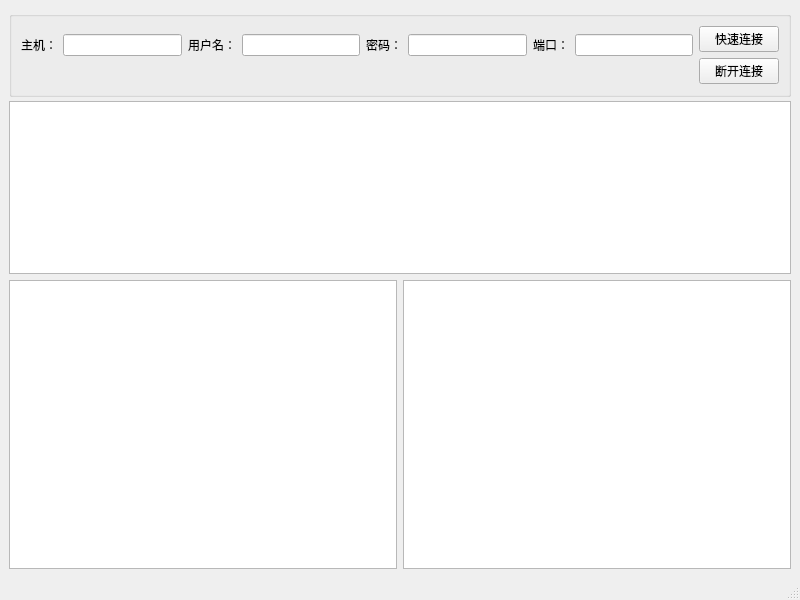
myosotisx/FTPClient-in-Cpp, file main_window.ui: the form before one commit.
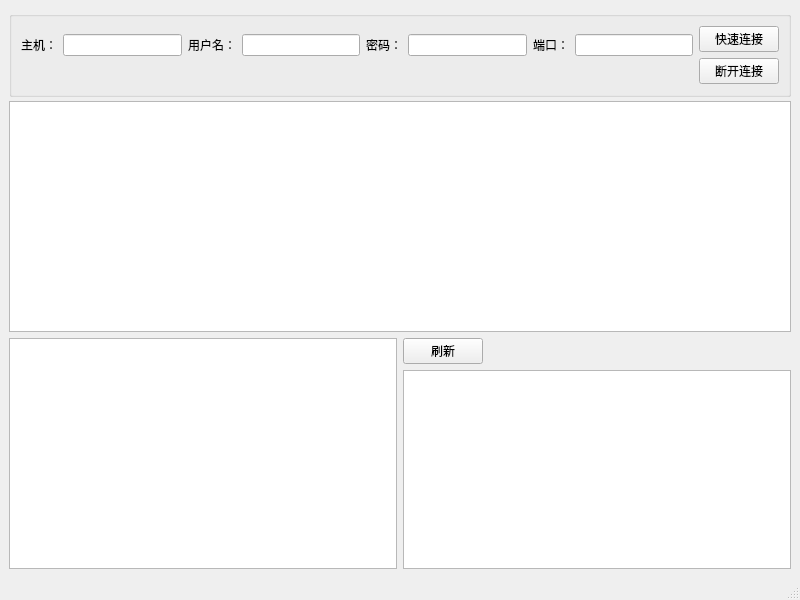
The form after the commit.

The edit to the form file:
```diff
--- a/main_window.ui
+++ b/main_window.ui
@@ -14,7 +14,7 @@
    <string>MainWindow</string>
   </property>
   <widget class="QWidget" name="centralwidget">
-   <layout class="QVBoxLayout" name="verticalLayout" stretch="1,3,5">
+   <layout class="QVBoxLayout" name="verticalLayout_4">
     <item>
      <widget class="QGroupBox" name="groupBox">
       <property name="minimumSize">
@@ -119,12 +119,40 @@
      <widget class="QTextBrowser" name="infoBroser"/>
     </item>
     <item>
-     <layout class="QHBoxLayout" name="horizontalLayout_2">
+     <layout class="QHBoxLayout" name="horizontalLayout_4">
       <item>
        <widget class="QTreeView" name="localFileTree"/>
       </item>
       <item>
-       <widget class="QTreeView" name="remoteFileTree"/>
+       <layout class="QVBoxLayout" name="verticalLayout">
+        <item>
+         <layout class="QHBoxLayout" name="horizontalLayout_2">
+          <item>
+           <widget class="QPushButton" name="refreshBtn">
+            <property name="text">
+             <string>刷新</string>
+            </property>
+           </widget>
+          </item>
+          <item>
+           <spacer name="horizontalSpacer_2">
+            <property name="orientation">
+             <enum>Qt::Horizontal</enum>
+            </property>
+            <property name="sizeHint" stdset="0">
+             <size>
+              <width>40</width>
+              <height>20</height>
+             </size>
+            </property>
+           </spacer>
+          </item>
+         </layout>
+        </item>
+        <item>
+         <widget class="QTreeView" name="remoteFileTree"/>
+        </item>
+       </layout>
       </item>
      </layout>
     </item>
```
